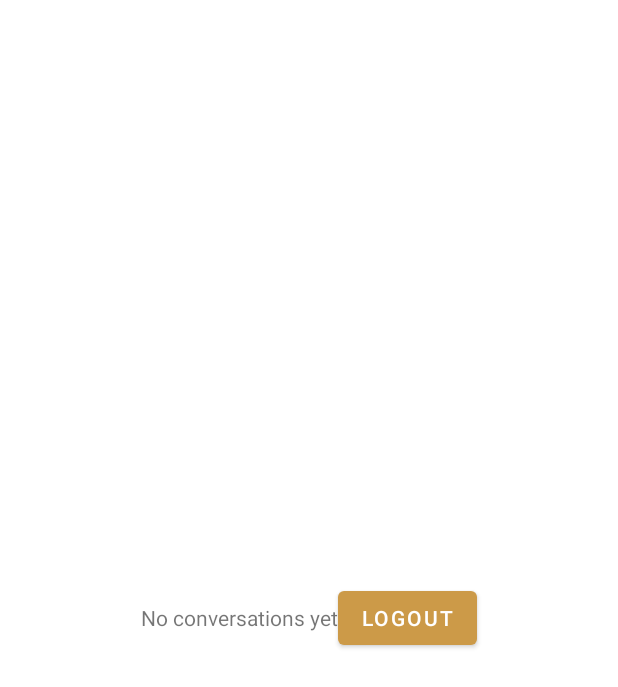
After one commit to noah-erasmus/Conversate, an Android app: the layout activity_conversations.xml on its own in the app's theme, with its tools: preview values and no code run, on a phone screen of 412 x 824 dp. The commit adds this screen. Shown: the top 687 px of the screen. Run offline under Robolectric (Android 15) with nearby library versions, the phone set to English and light mode, and no system bars.

Commit message:
[F] Add login functionality

```diff
--- a/app/src/main/AndroidManifest.xml
+++ b/app/src/main/AndroidManifest.xml
@@ -9,7 +9,8 @@
         android:roundIcon="@mipmap/ic_launcher_round"
         android:supportsRtl="true"
         android:theme="@style/Theme.Conversate">
-        <activity android:name=".BaseActivity"></activity>
+        <activity android:name=".ConversationsActivity"></activity>
+        <activity android:name=".BaseActivity" />
         <activity android:name=".AuthenticationActivity">
             <intent-filter>
                 <action android:name="android.intent.action.MAIN" />
--- a/app/src/main/java/com/example/conversate/fragments/LoginFragment.kt
+++ b/app/src/main/java/com/example/conversate/fragments/LoginFragment.kt
@@ -3,6 +3,7 @@ package com.example.conversate.fragments
 import android.os.Bundle
 import androidx.fragment.app.Fragment
 import android.view.View
+import com.example.conversate.AuthenticationActivity
 import com.example.conversate.BaseActivity
 import com.example.conversate.R
 import kotlinx.android.synthetic.main.fragment_login.*
@@ -22,7 +23,10 @@ class LoginFragment : Fragment(R.layout.fragment_login) {
         }
 
         login_btn_l.setOnClickListener{
-            (activity as BaseActivity).showErrorSnackBar("Hello world!", true)
+            var email : String = login_email.text.toString()
+            var password : String = login_password.text.toString()
+
+            (activity as AuthenticationActivity).loginUser(email, password)
         }
     }
 }
--- /dev/null
+++ b/app/src/main/res/layout/activity_conversations.xml
@@ -0,0 +1,21 @@
+<?xml version="1.0" encoding="utf-8"?>
+<LinearLayout xmlns:android="http://schemas.android.com/apk/res/android"
+    xmlns:app="http://schemas.android.com/apk/res-auto"
+    xmlns:tools="http://schemas.android.com/tools"
+    android:layout_width="match_parent"
+    android:layout_height="match_parent"
+    tools:context=".ConversationsActivity"
+    android:gravity="center">
+
+    <TextView
+        android:layout_width="wrap_content"
+        android:layout_height="wrap_content"
+        android:text="No conversations yet"/>
+
+    <com.google.android.material.button.MaterialButton
+        android:id="@+id/logout_btn"
+        android:layout_width="wrap_content"
+        android:layout_height="wrap_content"
+        android:text="Logout"/>
+
+</LinearLayout>
--- a/app/src/main/res/layout/fragment_login.xml
+++ b/app/src/main/res/layout/fragment_login.xml
@@ -32,15 +32,16 @@
         <com.google.android.material.textfield.TextInputLayout
             android:layout_width="wrap_content"
             android:layout_height="wrap_content"
-            android:hint="Username"
+            android:hint="Email"
             app:boxBackgroundColor="@color/conversate_black"
             android:textColorHint="@color/conversate_white"
             app:hintTextColor="@color/conversate_gold"
             android:layout_gravity="left">
             <com.google.android.material.textfield.TextInputEditText
+                android:id="@+id/login_email"
                 android:layout_width="250dp"
                 android:layout_height="wrap_content"
-                android:inputType="text"
+                android:inputType="textEmailAddress"
                 android:textColor="@color/conversate_white"/>
         </com.google.android.material.textfield.TextInputLayout>
 
@@ -53,6 +54,7 @@
             app:hintTextColor="@color/conversate_gold"
             android:layout_gravity="left">
             <com.google.android.material.textfield.TextInputEditText
+                android:id="@+id/login_password"
                 android:layout_width="250dp"
                 android:layout_height="wrap_content"
                 android:inputType="textPassword"
```
Also changed, not shown: app/src/main/java/com/example/conversate/AuthenticationActivity.kt (+43 -1 lines), app/src/main/java/com/example/conversate/ConversationsActivity.kt (added, +27 -0 lines).
